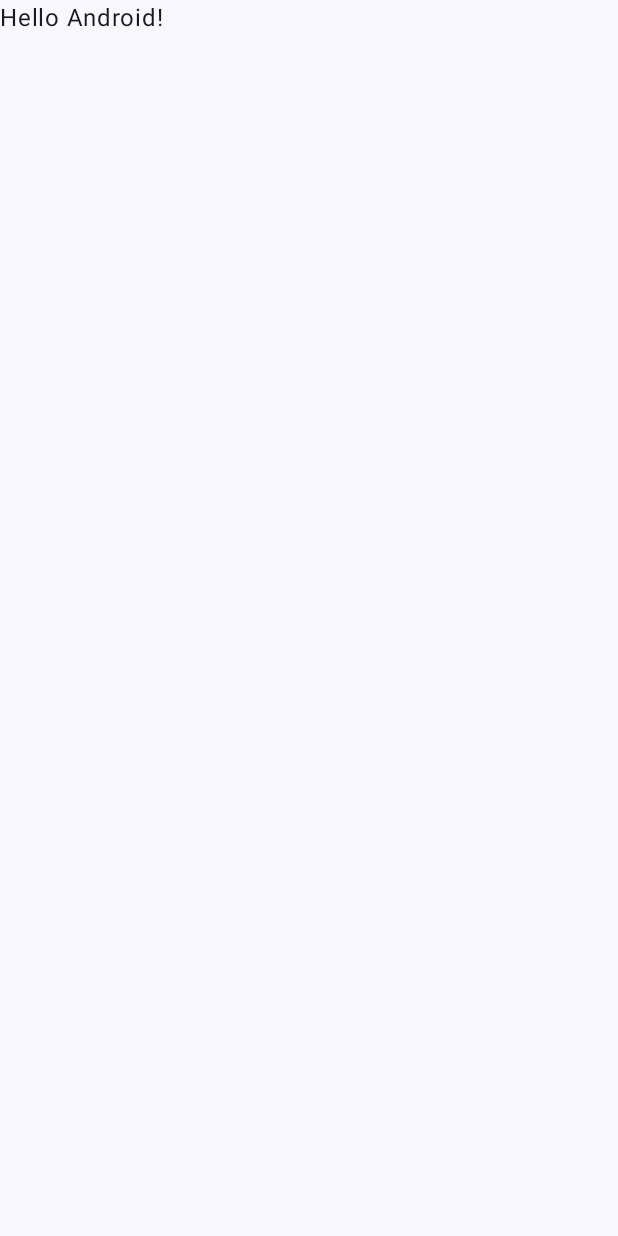
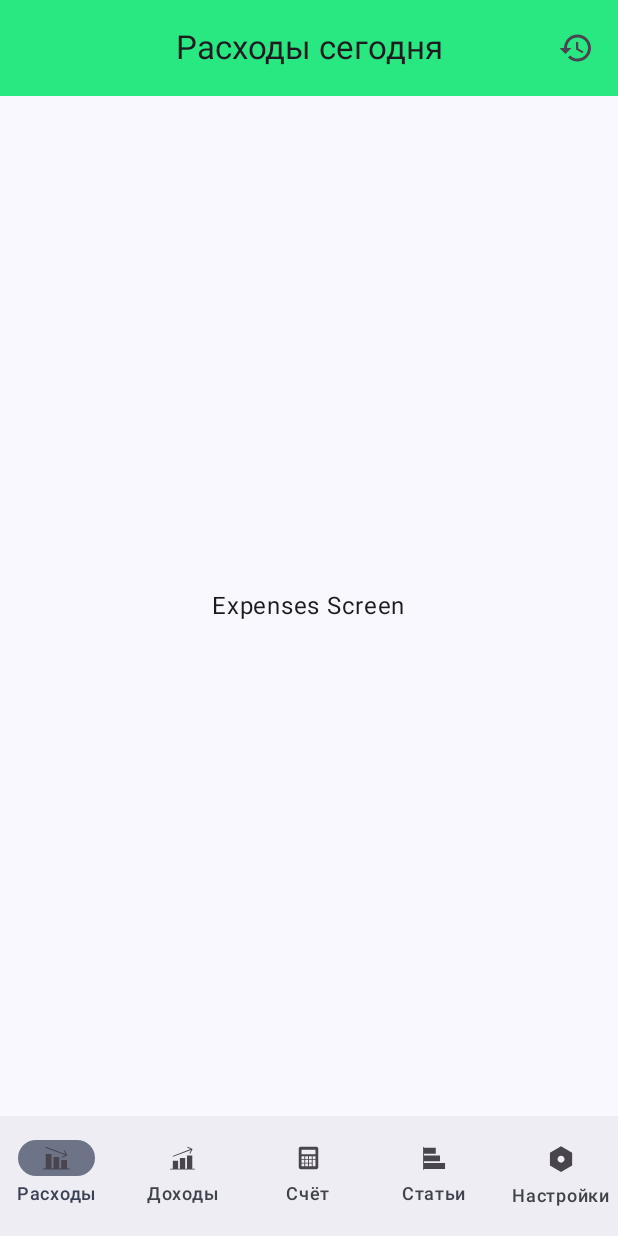
Before and after one commit to roganofff/yandex-smd, an Android app built with Jetpack Compose: the screen it shows after launch (MainActivity), on a phone screen of 412 x 824 dp. Before the commit the screen is almost empty. Run offline under Robolectric (Android 15) with nearby library versions, the phone set to English and light mode, and no system bars.

Commit message:
feat: added padding for top app bar

```diff
--- a/app/build.gradle.kts
+++ b/app/build.gradle.kts
@@ -49,6 +49,7 @@ dependencies {
     implementation(libs.androidx.ui.graphics)
     implementation(libs.androidx.ui.tooling.preview)
     implementation(libs.androidx.material3)
+    implementation(libs.androidx.navigation.compose.android)
     testImplementation(libs.junit)
     androidTestImplementation(libs.androidx.junit)
     androidTestImplementation(libs.androidx.espresso.core)
--- a/app/src/main/java/quo/yandex/financialawareness/MainActivity.kt
+++ b/app/src/main/java/quo/yandex/financialawareness/MainActivity.kt
@@ -4,44 +4,130 @@ import android.os.Bundle
 import androidx.activity.ComponentActivity
 import androidx.activity.compose.setContent
 import androidx.activity.enableEdgeToEdge
+import androidx.compose.foundation.Image
+import androidx.compose.foundation.layout.Box
 import androidx.compose.foundation.layout.fillMaxSize
 import androidx.compose.foundation.layout.padding
+import androidx.compose.foundation.layout.safeDrawingPadding
+import androidx.compose.foundation.layout.size
+import androidx.compose.foundation.layout.statusBarsPadding
+import androidx.compose.material3.CenterAlignedTopAppBar
+import androidx.compose.material3.ExperimentalMaterial3Api
+import androidx.compose.material3.NavigationBar
+import androidx.compose.material3.NavigationBarDefaults
+import androidx.compose.material3.NavigationBarItem
 import androidx.compose.material3.Scaffold
 import androidx.compose.material3.Text
+import androidx.compose.material3.TopAppBar
+import androidx.compose.material3.TopAppBarColors
+import androidx.compose.material3.TopAppBarDefaults
 import androidx.compose.runtime.Composable
+import androidx.compose.runtime.getValue
+import androidx.compose.runtime.mutableIntStateOf
+import androidx.compose.runtime.mutableStateOf
+import androidx.compose.runtime.saveable.rememberSaveable
+import androidx.compose.runtime.setValue
 import androidx.compose.ui.Modifier
+import androidx.compose.ui.graphics.Color
+import androidx.compose.ui.graphics.toArgb
+import androidx.compose.ui.layout.ContentScale
+import androidx.compose.ui.res.painterResource
 import androidx.compose.ui.tooling.preview.Preview
-import quo.yandex.financialawareness.ui.theme.FinancialAwarenessTheme
+import androidx.compose.ui.unit.dp
+import androidx.core.view.WindowCompat
+import androidx.navigation.NavHostController
+import androidx.navigation.compose.NavHost
+import androidx.navigation.compose.composable
+import androidx.navigation.compose.rememberNavController
+import quo.yandex.financialawareness.presentation.screens.AccountScreen
+import quo.yandex.financialawareness.presentation.screens.CategoriesScreen
+import quo.yandex.financialawareness.presentation.screens.ExpensesScreen
+import quo.yandex.financialawareness.presentation.screens.IncomeScreen
+import quo.yandex.financialawareness.presentation.screens.SettingsScreen
+import quo.yandex.financialawareness.presentation.ui.theme.FinancialAwarenessTheme
 
 class MainActivity : ComponentActivity() {
     override fun onCreate(savedInstanceState: Bundle?) {
         super.onCreate(savedInstanceState)
         enableEdgeToEdge()
         setContent {
-            FinancialAwarenessTheme {
-                Scaffold(modifier = Modifier.fillMaxSize()) { innerPadding ->
-                    Greeting(
-                        name = "Android",
-                        modifier = Modifier.padding(innerPadding)
-                    )
+            AppScreen()
+        }
+    }
+}
+
+enum class Destination(
+    val route: String,
+    val label: String,
+    val icon: Int,
+    val contentDescription: String
+) {
+    EXPENSES("expanses", "Расходы", R.drawable.downtrend, "Расходы"),
+    INCOME("income", "Доходы", R.drawable.uptrend, "Доходы"),
+    ACCOUNT("account", "Счёт", R.drawable.calculator, "Счёт"),
+    CATEGORIES("categories", "Статьи", R.drawable.bar_chart_side, "Статьи"),
+    SETTINGS("settings", "Настройки", R.drawable.settings, "Настройки"),
+}
+
+@Preview
+@Composable
+fun AppScreen(modifier: Modifier = Modifier) {
+    val navController = rememberNavController()
+    val startDestination = Destination.EXPENSES
+    var selectedDestination by rememberSaveable { mutableIntStateOf(startDestination.ordinal) }
+
+    FinancialAwarenessTheme {
+        Scaffold(
+            modifier = Modifier.fillMaxSize(),
+            bottomBar = {
+                NavigationBar(windowInsets = NavigationBarDefaults.windowInsets) {
+                    Destination.entries.forEachIndexed { index, destination ->
+                        NavigationBarItem(
+                            selected = selectedDestination == index,
+                            onClick = {
+                                navController.navigate(route = destination.route)
+                                selectedDestination = index
+                            },
+                            icon = {
+                                Image(
+                                    painterResource(destination.icon),
+                                    contentDescription = destination.contentDescription,
+                                    contentScale = ContentScale.Crop
+                                )
+                            },
+                            label = { Text(destination.label) }
+                        )
+                    }
                 }
+            },
+        ) { innerPadding ->
+            Box(modifier = Modifier.padding(innerPadding)) {
+                AppNavHost(navController, startDestination)
             }
         }
     }
 }
 
 @Composable
-fun Greeting(name: String, modifier: Modifier = Modifier) {
-    Text(
-        text = "Hello $name!",
-        modifier = modifier
-    )
-}
-
-@Preview(showBackground = true)
-@Composable
-fun GreetingPreview() {
-    FinancialAwarenessTheme {
-        Greeting("Android")
+fun AppNavHost(
+    navController: NavHostController,
+    startDestination: Destination,
+    modifier: Modifier = Modifier,
+) {
+    NavHost(
+        navController,
+        startDestination = startDestination.route
+    ) {
+        Destination.entries.forEach { destination ->
+            composable(destination.route) {
+                when (destination) {
+                    Destination.EXPENSES -> ExpensesScreen(modifier)
+                    Destination.INCOME -> IncomeScreen(modifier)
+                    Destination.ACCOUNT -> AccountScreen(modifier)
+                    Destination.CATEGORIES -> CategoriesScreen(modifier)
+                    Destination.SETTINGS -> SettingsScreen(modifier)
+                }
+            }
+        }
     }
 }
--- /dev/null
+++ b/app/src/main/java/quo/yandex/financialawareness/presentation/screens/AccountScreen.kt
@@ -0,0 +1,18 @@
+package quo.yandex.financialawareness.presentation.screens
+
+import androidx.compose.foundation.layout.Box
+import androidx.compose.foundation.layout.fillMaxSize
+import androidx.compose.material3.Text
+import androidx.compose.runtime.Composable
+import androidx.compose.ui.Alignment
+import androidx.compose.ui.Modifier
+
+@Composable
+fun AccountScreen(modifier: Modifier = Modifier) {
+    Box(
+        modifier = Modifier.fillMaxSize(),
+        contentAlignment = Alignment.Center
+    ) {
+        Text("Account Screen")
+    }
+}
--- /dev/null
+++ b/app/src/main/java/quo/yandex/financialawareness/presentation/screens/CategoriesScreen.kt
@@ -0,0 +1,18 @@
+package quo.yandex.financialawareness.presentation.screens
+
+import androidx.compose.foundation.layout.Box
+import androidx.compose.foundation.layout.fillMaxSize
+import androidx.compose.material3.Text
+import androidx.compose.runtime.Composable
+import androidx.compose.ui.Alignment
+import androidx.compose.ui.Modifier
+
+@Composable
+fun CategoriesScreen(modifier: Modifier = Modifier) {
+    Box(
+        modifier = Modifier.fillMaxSize(),
+        contentAlignment = Alignment.Center
+    ) {
+        Text("Categories Screen")
+    }
+}
--- /dev/null
+++ b/app/src/main/java/quo/yandex/financialawareness/presentation/screens/ExpensesScreen.kt
@@ -0,0 +1,80 @@
+package quo.yandex.financialawareness.presentation.screens
+
+import androidx.compose.foundation.Image
+import androidx.compose.foundation.layout.Arrangement
+import androidx.compose.foundation.layout.Column
+import androidx.compose.foundation.layout.Spacer
+import androidx.compose.foundation.layout.fillMaxSize
+import androidx.compose.foundation.layout.fillMaxWidth
+import androidx.compose.foundation.layout.padding
+import androidx.compose.foundation.layout.size
+import androidx.compose.foundation.layout.statusBarsPadding
+import androidx.compose.material3.CenterAlignedTopAppBar
+import androidx.compose.material3.ExperimentalMaterial3Api
+import androidx.compose.material3.IconButton
+import androidx.compose.material3.Scaffold
+import androidx.compose.material3.Text
+import androidx.compose.material3.TopAppBarDefaults
+import androidx.compose.runtime.Composable
+import androidx.compose.runtime.getValue
+import androidx.compose.runtime.mutableIntStateOf
+import androidx.compose.runtime.saveable.rememberSaveable
+import androidx.compose.runtime.setValue
+import androidx.compose.ui.Alignment
+import androidx.compose.ui.Modifier
+import androidx.compose.ui.graphics.Color
+import androidx.compose.ui.layout.ContentScale
+import androidx.compose.ui.res.painterResource
+import androidx.compose.ui.tooling.preview.Preview
+import androidx.compose.ui.unit.dp
+import quo.yandex.financialawareness.R
+
+@Preview
+@OptIn(ExperimentalMaterial3Api::class)
+@Composable
+fun ExpensesScreen(modifier: Modifier = Modifier) {
+    val periods = listOf("сегодня", "за неделю", "за месяц", "за год", "за всё время")
+    var selectedPeriod by rememberSaveable { mutableIntStateOf(0) }
+
+    Scaffold(
+        modifier = Modifier.fillMaxSize(),
+        topBar = {
+            CenterAlignedTopAppBar(
+                modifier = Modifier.fillMaxWidth().statusBarsPadding(),
+                colors = TopAppBarDefaults.topAppBarColors(
+                    containerColor = Color(0xFF2AE881),
+                    titleContentColor = Color(0xFF1D1B20),
+                ),
+                title = {
+                    Text(
+                        "Расходы ${periods[selectedPeriod]}",
+                        maxLines = 1,
+                    )
+                },
+                actions = {
+                    IconButton(
+                        onClick = {
+                            selectedPeriod = (selectedPeriod + 1) % periods.size
+                        },
+                        content = {
+                            Image(
+                                painterResource(R.drawable.history),
+                                contentDescription = "История",
+                                contentScale = ContentScale.Crop,
+                                modifier = Modifier.size(24.dp)
+                            )
+                        }
+                    )
+                },
+            )
+        },
+    ) { contentPadding ->
+        Column(
+            modifier = Modifier.fillMaxSize().padding(contentPadding),
+            horizontalAlignment = Alignment.CenterHorizontally,
+            verticalArrangement = Arrangement.Center
+        ) {
+            Text("Expenses Screen")
+        }
+    }
+}
--- /dev/null
+++ b/app/src/main/java/quo/yandex/financialawareness/presentation/screens/IncomeScreen.kt
@@ -0,0 +1,18 @@
+package quo.yandex.financialawareness.presentation.screens
+
+import androidx.compose.foundation.layout.Box
+import androidx.compose.foundation.layout.fillMaxSize
+import androidx.compose.material3.Text
+import androidx.compose.runtime.Composable
+import androidx.compose.ui.Alignment
+import androidx.compose.ui.Modifier
+
+@Composable
+fun IncomeScreen(modifier: Modifier = Modifier) {
+    Box(
+        modifier = Modifier.fillMaxSize(),
+        contentAlignment = Alignment.Center
+    ) {
+        Text("Income Screen")
+    }
+}
--- /dev/null
+++ b/app/src/main/java/quo/yandex/financialawareness/presentation/screens/SettingsScreen.kt
@@ -0,0 +1,18 @@
+package quo.yandex.financialawareness.presentation.screens
+
+import androidx.compose.foundation.layout.Box
+import androidx.compose.foundation.layout.fillMaxSize
+import androidx.compose.material3.Text
+import androidx.compose.runtime.Composable
+import androidx.compose.ui.Alignment
+import androidx.compose.ui.Modifier
+
+@Composable
+fun SettingsScreen(modifier: Modifier = Modifier) {
+    Box(
+        modifier = Modifier.fillMaxSize(),
+        contentAlignment = Alignment.Center
+    ) {
+        Text("Settings Screen")
+    }
+}
--- a/app/src/main/java/quo/yandex/financialawareness/ui/theme/Color.kt
+++ b/app/src/main/java/quo/yandex/financialawareness/presentation/ui/theme/Color.kt
@@ -1,4 +1,4 @@
-package quo.yandex.financialawareness.ui.theme
+package quo.yandex.financialawareness.presentation.ui.theme
 
 import androidx.compose.ui.graphics.Color
 
--- a/app/src/main/java/quo/yandex/financialawareness/ui/theme/Theme.kt
+++ b/app/src/main/java/quo/yandex/financialawareness/presentation/ui/theme/Theme.kt
@@ -1,6 +1,5 @@
-package quo.yandex.financialawareness.ui.theme
+package quo.yandex.financialawareness.presentation.ui.theme
 
-import android.app.Activity
 import android.os.Build
 import androidx.compose.foundation.isSystemInDarkTheme
 import androidx.compose.material3.MaterialTheme
--- a/app/src/main/java/quo/yandex/financialawareness/ui/theme/Type.kt
+++ b/app/src/main/java/quo/yandex/financialawareness/presentation/ui/theme/Type.kt
@@ -1,4 +1,4 @@
-package quo.yandex.financialawareness.ui.theme
+package quo.yandex.financialawareness.presentation.ui.theme
 
 import androidx.compose.material3.Typography
 import androidx.compose.ui.text.TextStyle
--- /dev/null
+++ b/app/src/main/res/drawable/bar_chart_side.xml
@@ -0,0 +1,9 @@
+<vector xmlns:android="http://schemas.android.com/apk/res/android"
+    android:width="15dp"
+    android:height="15dp"
+    android:viewportWidth="15"
+    android:viewportHeight="15">
+  <path
+      android:pathData="M0.625,14.307H14.382V10.455H0.625V9.355H11.08V5.503H0.625V4.403H8.329V0.551H0.625V0H0.075V14.858H0.625V14.307Z"
+      android:fillColor="#49454F"/>
+</vector>
--- /dev/null
+++ b/app/src/main/res/drawable/calculator.xml
@@ -0,0 +1,9 @@
+<vector xmlns:android="http://schemas.android.com/apk/res/android"
+    android:width="14dp"
+    android:height="16dp"
+    android:viewportWidth="14"
+    android:viewportHeight="16">
+  <path
+      android:pathData="M1.738,0.572C1.057,0.572 0.5,1.129 0.5,1.81V14.191C0.5,14.872 1.057,15.429 1.738,15.429H12.262C12.943,15.429 13.5,14.872 13.5,14.191V1.81C13.5,1.129 12.943,0.572 12.262,0.572H1.738ZM4.214,13.572H2.357V11.715H4.214V13.572ZM4.214,11.096H2.357V9.239H4.214V11.096ZM4.214,8.62H2.357V6.762H4.214V8.62ZM6.69,13.572H4.833V11.715H6.69V13.572ZM6.69,11.096H4.833V9.239H6.69V11.096ZM6.69,8.62H4.833V6.762H6.69V8.62ZM9.167,13.572H7.31V11.715H9.167V13.572ZM9.167,11.096H7.31V9.239H9.167V11.096ZM9.167,8.62H7.31V6.762H9.167V8.62ZM11.643,13.572H9.786V9.239H11.643V13.572ZM11.643,8.62H9.786V6.762H11.643V8.62ZM11.643,5.524H2.357V2.429H11.643V5.524Z"
+      android:fillColor="#49454F"/>
+</vector>
--- /dev/null
+++ b/app/src/main/res/drawable/downtrend.xml
@@ -0,0 +1,12 @@
+<vector xmlns:android="http://schemas.android.com/apk/res/android"
+    android:width="19dp"
+    android:height="16dp"
+    android:viewportWidth="19"
+    android:viewportHeight="16">
+  <path
+      android:pathData="M18.262,14.796H16.363V9.099H12.565V14.796H11.299V7.2H7.501V14.796H6.235V5.301H2.437V14.796H0.538V15.429H18.262V14.796Z"
+      android:fillColor="#49454F"/>
+  <path
+      android:pathData="M13.065,7.624L16.585,6.174L14.888,2.775L14.319,3.053L15.502,5.434L2.551,0.572L2.323,1.167L15.281,6.029L12.825,7.035L13.065,7.624Z"
+      android:fillColor="#49454F"/>
+</vector>
--- /dev/null
+++ b/app/src/main/res/drawable/history.xml
@@ -0,0 +1,9 @@
+<vector xmlns:android="http://schemas.android.com/apk/res/android"
+    android:width="24dp"
+    android:height="24dp"
+    android:viewportWidth="24"
+    android:viewportHeight="24">
+  <path
+      android:pathData="M13.5,8H12V13L16.28,15.54L17,14.33L13.5,12.25V8ZM13,3C10.613,3 8.324,3.948 6.636,5.636C4.948,7.324 4,9.613 4,12H1L4.96,16.03L9,12H6C6,10.144 6.738,8.363 8.05,7.05C9.363,5.738 11.144,5 13,5C14.856,5 16.637,5.738 17.95,7.05C19.263,8.363 20,10.144 20,12C20,13.856 19.263,15.637 17.95,16.95C16.637,18.263 14.856,19 13,19C11.07,19 9.32,18.21 8.06,16.94L6.64,18.36C7.472,19.2 8.462,19.867 9.554,20.32C10.646,20.773 11.818,21.004 13,21C15.387,21 17.676,20.052 19.364,18.364C21.052,16.676 22,14.387 22,12C22,9.613 21.052,7.324 19.364,5.636C17.676,3.948 15.387,3 13,3Z"
+      android:fillColor="#49454F"/>
+</vector>
--- /dev/null
+++ b/app/src/main/res/drawable/settings.xml
@@ -0,0 +1,9 @@
+<vector xmlns:android="http://schemas.android.com/apk/res/android"
+    android:width="16dp"
+    android:height="18dp"
+    android:viewportWidth="16"
+    android:viewportHeight="18">
+  <path
+      android:pathData="M8.029,0.858L15.432,5.143V13.715L8.029,18L0.626,13.715V5.143L8.029,0.858ZM8.029,11.767C8.649,11.767 9.244,11.521 9.682,11.082C10.12,10.644 10.367,10.049 10.367,9.429C10.367,8.809 10.12,8.215 9.682,7.776C9.244,7.338 8.649,7.091 8.029,7.091C7.409,7.091 6.814,7.338 6.376,7.776C5.938,8.215 5.691,8.809 5.691,9.429C5.691,10.049 5.938,10.644 6.376,11.082C6.814,11.521 7.409,11.767 8.029,11.767Z"
+      android:fillColor="#49454F"/>
+</vector>
--- /dev/null
+++ b/app/src/main/res/drawable/uptrend.xml
@@ -0,0 +1,12 @@
+<vector xmlns:android="http://schemas.android.com/apk/res/android"
+    android:width="17dp"
+    android:height="16dp"
+    android:viewportWidth="17"
+    android:viewportHeight="16">
+  <path
+      android:pathData="M16.306,14.85H14.569V6.165H11.095V14.85H9.937V7.902H6.463V14.85H5.305V9.639H1.831V14.85H0.094V15.429H16.306V14.85Z"
+      android:fillColor="#49454F"/>
+  <path
+      android:pathData="M13.22,5.001L14.771,1.892L11.552,0.572L11.332,1.105L13.579,2.031L1.727,6.472L1.935,7.016L13.787,2.57L12.699,4.747L13.22,5.001Z"
+      android:fillColor="#49454F"/>
+</vector>
--- a/gradle/libs.versions.toml
+++ b/gradle/libs.versions.toml
@@ -5,9 +5,10 @@ coreKtx = "1.16.0"
 junit = "4.13.2"
 junitVersion = "1.2.1"
 espressoCore = "3.6.1"
-lifecycleRuntimeKtx = "2.9.0"
+lifecycleRuntimeKtx = "2.9.1"
 activityCompose = "1.10.1"
-composeBom = "2024.04.01"
+composeBom = "2025.06.00"
+navigationComposeAndroid = "2.9.0"
 
 [libraries]
 androidx-core-ktx = { group = "androidx.core", name = "core-ktx", version.ref = "coreKtx" }
@@ -24,6 +25,7 @@ androidx-ui-tooling-preview = { group = "androidx.compose.ui", name = "ui-toolin
 androidx-ui-test-manifest = { group = "androidx.compose.ui", name = "ui-test-manifest" }
 androidx-ui-test-junit4 = { group = "androidx.compose.ui", name = "ui-test-junit4" }
 androidx-material3 = { group = "androidx.compose.material3", name = "material3" }
+androidx-navigation-compose-android = { group = "androidx.navigation", name = "navigation-compose-android", version.ref = "navigationComposeAndroid" }
 
 [plugins]
 android-application = { id = "com.android.application", version.ref = "agp" }
```
